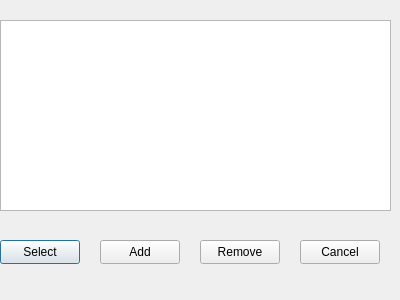
The window that BudgetManagementQtVS/BudgetManagementQtVS/ProfileDialogView.ui (Greexoff/Budget-Management-App) describes before a commit, drawn with Qt 5.
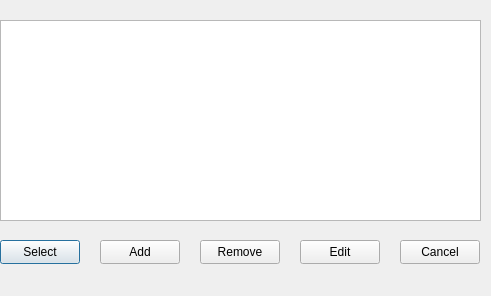
The same window after the commit.

Patch:
```diff
--- a/BudgetManagementQtVS/BudgetManagementQtVS/ProfileDialogView.ui
+++ b/BudgetManagementQtVS/BudgetManagementQtVS/ProfileDialogView.ui
@@ -6,8 +6,8 @@
    <rect>
     <x>0</x>
     <y>0</y>
-    <width>400</width>
-    <height>300</height>
+    <width>491</width>
+    <height>296</height>
    </rect>
   </property>
   <property name="windowTitle">
@@ -18,8 +18,8 @@
     <rect>
      <x>0</x>
      <y>20</y>
-     <width>391</width>
-     <height>191</height>
+     <width>481</width>
+     <height>201</height>
     </rect>
    </property>
   </widget>
@@ -65,7 +65,7 @@
   <widget class="QPushButton" name="buttonCancel">
    <property name="geometry">
     <rect>
-     <x>300</x>
+     <x>400</x>
      <y>240</y>
      <width>80</width>
      <height>24</height>
@@ -75,6 +75,19 @@
     <string>Cancel</string>
    </property>
   </widget>
+  <widget class="QPushButton" name="buttonEdit">
+   <property name="geometry">
+    <rect>
+     <x>300</x>
+     <y>240</y>
+     <width>80</width>
+     <height>24</height>
+    </rect>
+   </property>
+   <property name="text">
+    <string>Edit</string>
+   </property>
+  </widget>
  </widget>
  <resources/>
  <connections/>
```
